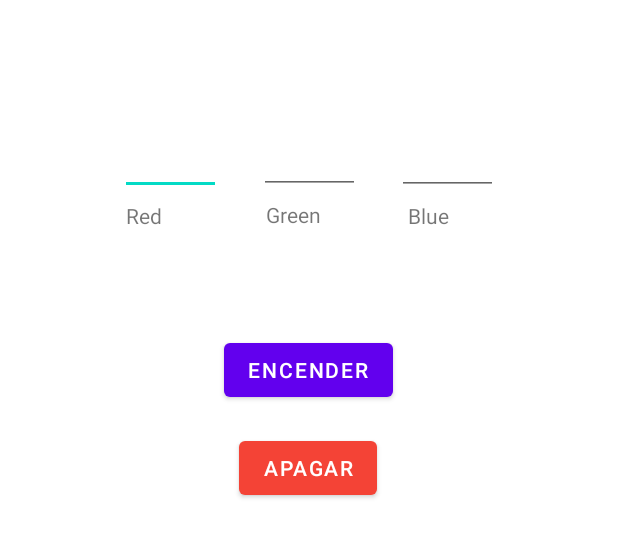
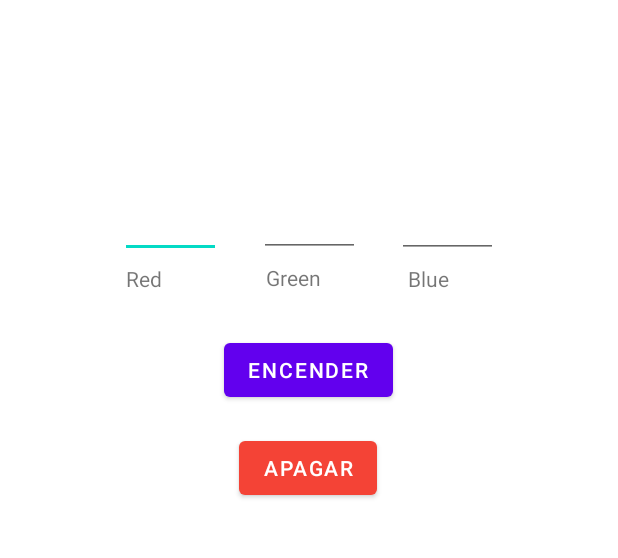
Before and after one commit to Jefroks/Bluetoot, an Android app: the screen it shows after launch (MainActivity), on a phone screen of 412 x 824 dp, the part 157-715 px from its top. Run offline under Robolectric (Android 15) with nearby library versions, the phone set to English and light mode, and no system bars; 2 statements that could not run were skipped.

Commit message:
no compila :(

```diff
--- a/app/build.gradle
+++ b/app/build.gradle
@@ -41,4 +41,5 @@ dependencies {
     testImplementation 'junit:junit:4.13.2'
     androidTestImplementation 'androidx.test.ext:junit:1.1.5'
     androidTestImplementation 'androidx.test.espresso:espresso-core:3.5.1'
+    implementation 'com.github.jose-jhr:blueJhrLibrary:0.1.0'
 }
--- a/app/src/main/res/layout/activity_main.xml
+++ b/app/src/main/res/layout/activity_main.xml
@@ -55,7 +55,7 @@
     <EditText
         android:id="@+id/txtColorRed"
         android:layout_width="67dp"
-        android:layout_height="38dp"
+        android:layout_height="80dp"
         android:layout_marginStart="80dp"
         android:layout_marginTop="92dp"
         android:ems="10"
@@ -67,7 +67,7 @@
     <EditText
         android:id="@+id/txtColorBlue"
         android:layout_width="67dp"
-        android:layout_height="38dp"
+        android:layout_height="80dp"
         android:layout_marginTop="92dp"
         android:layout_marginEnd="80dp"
         android:ems="10"
@@ -79,7 +79,7 @@
     <EditText
         android:id="@+id/txtColorGreen"
         android:layout_width="67dp"
-        android:layout_height="38dp"
+        android:layout_height="80dp"
         android:layout_marginTop="140dp"
         android:ems="10"
         android:inputType="textPersonName"
--- a/settings.gradle
+++ b/settings.gradle
@@ -10,6 +10,7 @@ dependencyResolutionManagement {
     repositories {
         google()
         mavenCentral()
+        maven { url 'https://jitpack.io' }
     }
 }
 rootProject.name = "Bluetooth"
```
Also changed, not shown: app/src/main/java/com/example/bluetooth/MainActivity.kt (+38 -0 lines).
